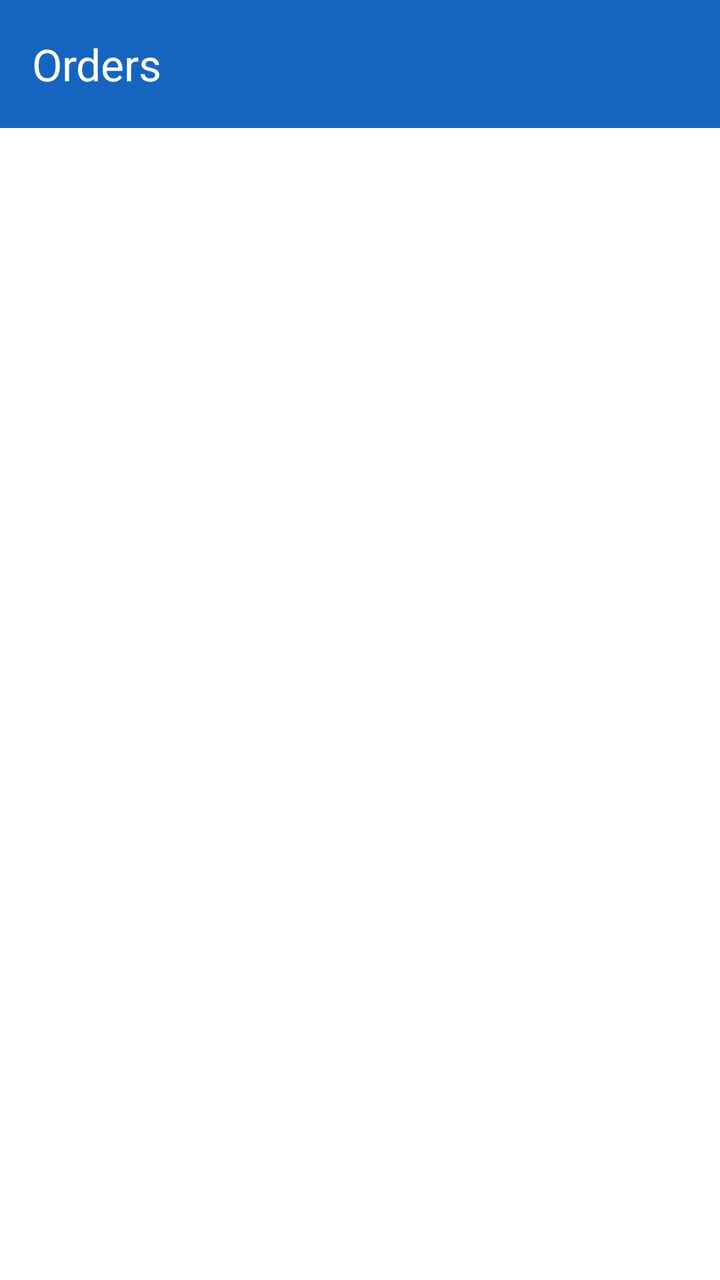
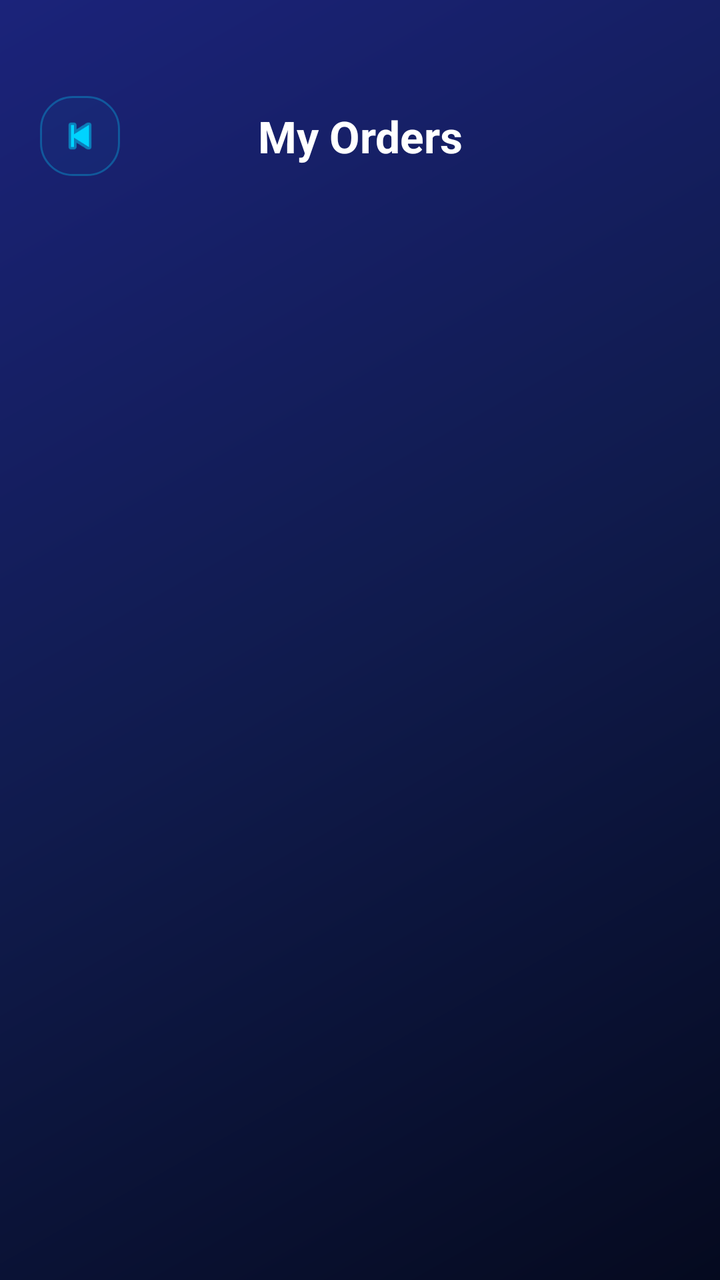

Before-and-after screenshots of an Android layout around one commit, followed by the original layout XML and the change that was made.
<!-- AndroidManifest.xml: application theme Theme.CompShop -->
<!-- res/layout/activity_orders.xml -->
<?xml version="1.0" encoding="utf-8"?>
<LinearLayout xmlns:android="http://schemas.android.com/apk/res/android"
    xmlns:app="http://schemas.android.com/apk/res-auto"
    android:layout_width="match_parent"
    android:layout_height="match_parent"
    android:orientation="vertical"
    android:background="@color/white">

    <com.google.android.material.appbar.MaterialToolbar
        android:id="@+id/toolbar"
        android:layout_width="match_parent"
        android:layout_height="?attr/actionBarSize"
        android:background="#1565C0"
        app:title="@string/orders"
        app:titleTextColor="@color/white"/>

    <TextView
        android:id="@+id/tvEmpty"
        android:layout_width="match_parent"
        android:layout_height="0dp"
        android:layout_weight="1"
        android:gravity="center"
        android:text="Немате нарачки уште"
        android:textSize="18sp"
        android:textColor="#666666"
        android:visibility="gone"/>

    <androidx.recyclerview.widget.RecyclerView
        android:id="@+id/rvOrders"
        android:layout_width="match_parent"
        android:layout_height="0dp"
        android:layout_weight="1"
        android:padding="8dp"
        android:clipToPadding="false"/>

</LinearLayout>
<!-- resources referenced by this layout -->
<resources>
  <color name="white">#FFFFFF</color>
  <string name="orders">Orders</string>
  <style name="Theme.CompShop" parent="Base.Theme.CompShop" />
  <style name="Base.Theme.CompShop" parent="Theme.Material3.DayNight.NoActionBar">
          
          
      </style>
</resources>

<!-- the commit's change to res/layout/activity_orders.xml (unified diff, before → after) -->
@@ -4,33 +4,65 @@
     android:layout_width="match_parent"
     android:layout_height="match_parent"
     android:orientation="vertical"
-    android:background="@color/white">
+    android:background="@drawable/gradient_bg">
 
-    <com.google.android.material.appbar.MaterialToolbar
-        android:id="@+id/toolbar"
+    
+    <LinearLayout
         android:layout_width="match_parent"
-        android:layout_height="?attr/actionBarSize"
-        android:background="#1565C0"
-        app:title="@string/orders"
-        app:titleTextColor="@color/white"/>
+        android:layout_height="wrap_content"
+        android:orientation="horizontal"
+        android:gravity="center_vertical"
+        android:paddingStart="20dp"
+        android:paddingEnd="20dp"
+        android:paddingTop="48dp"
+        android:paddingBottom="16dp">
 
+        <ImageView
+            android:id="@+id/btnBack"
+            android:layout_width="40dp"
+            android:layout_height="40dp"
+            android:src="@android:drawable/ic_media_previous"
+            app:tint="#00D4FF"
+            android:background="@drawable/btn_social_neon"
+            android:padding="8dp"
+            android:clickable="true"
+            android:focusable="true"/>
+
+        <TextView
+            android:layout_width="0dp"
+            android:layout_height="wrap_content"
+            android:layout_weight="1"
+            android:text="My Orders"
+            android:textSize="22sp"
+            android:textStyle="bold"
+            android:textColor="#FFFFFF"
+            android:gravity="center"/>
+
+        <View
+            android:layout_width="40dp"
+            android:layout_height="40dp"/>
+
+    </LinearLayout>
+
+    
     <TextView
         android:id="@+id/tvEmpty"
         android:layout_width="match_parent"
         android:layout_height="0dp"
         android:layout_weight="1"
         android:gravity="center"
-        android:text="Немате нарачки уште"
+        android:text="No orders yet\nStart shopping!"
         android:textSize="18sp"
-        android:textColor="#666666"
+        android:textColor="#80FFFFFF"
         android:visibility="gone"/>
 
+    
     <androidx.recyclerview.widget.RecyclerView
         android:id="@+id/rvOrders"
         android:layout_width="match_parent"
         android:layout_height="0dp"
         android:layout_weight="1"
-        android:padding="8dp"
+        android:padding="12dp"
         android:clipToPadding="false"/>
 
 </LinearLayout>
<!-- resource entries referenced after the edit -->
@@ -1,7 +1,25 @@
 <!-- resources referenced by this layout -->
 <resources>
-  <color name="white">#FFFFFF</color>
-  <string name="orders">Orders</string>
+  <!-- drawable btn_social_neon (drawable) -->
+  <?xml version="1.0" encoding="utf-8"?>
+  <shape xmlns:android="http://schemas.android.com/apk/res/android"
+      android:shape="rectangle">
+      <solid android:color="#0800D4FF"/>
+      <stroke
+          android:width="1dp"
+          android:color="#4D00D4FF"/>
+      <corners android:radius="16dp"/>
+  </shape>
+  <!-- drawable gradient_bg (drawable) -->
+  <?xml version="1.0" encoding="utf-8"?>
+  <shape xmlns:android="http://schemas.android.com/apk/res/android">
+      <gradient
+          android:type="linear"
+          android:angle="135"
+          android:startColor="#050A1F"
+          android:centerColor="#101B4D"
+          android:endColor="#1B237A"/>
+  </shape>
   <style name="Theme.CompShop" parent="Base.Theme.CompShop" />
   <style name="Base.Theme.CompShop" parent="Theme.Material3.DayNight.NoActionBar">
           
